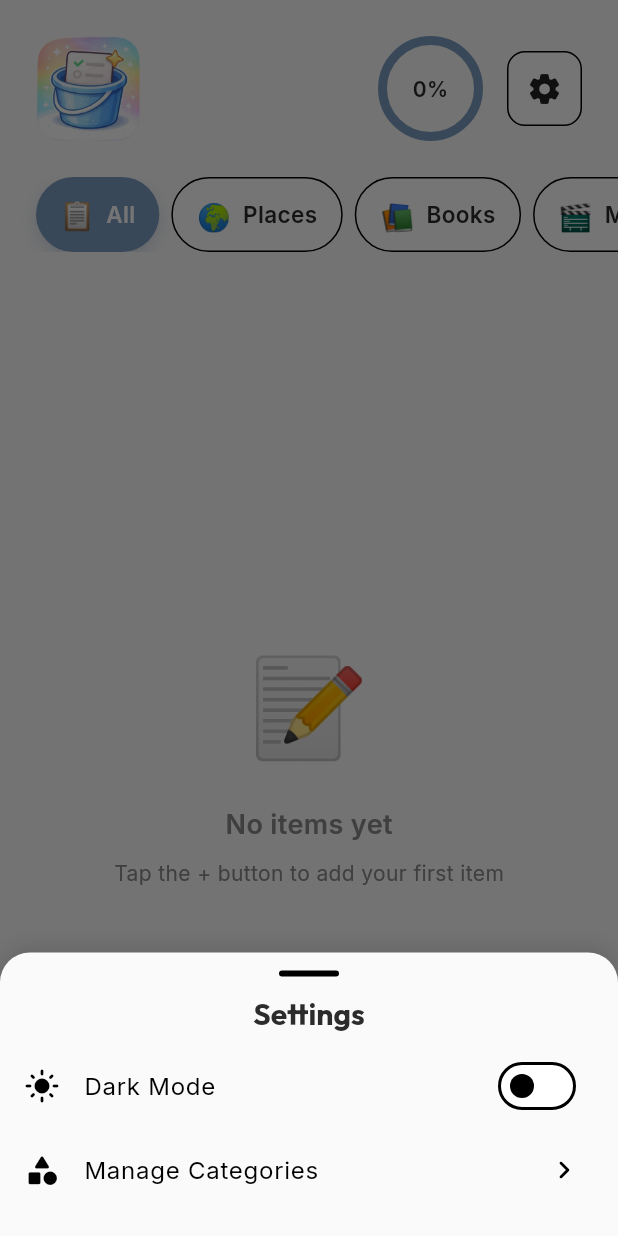
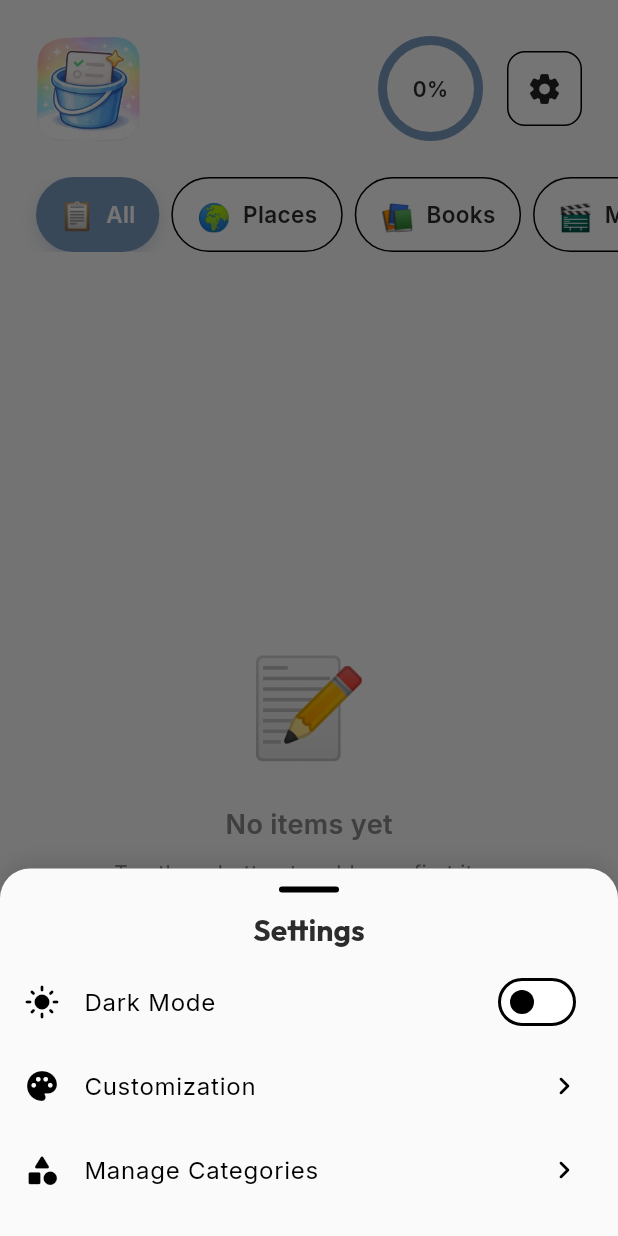
Before and after one commit to rafsal3/Bucketlist, a Flutter app: the screen it shows after launch, after a tap on the "settings" icon, on a phone screen of 412 x 824 dp. Run offline on Flutter 3.47's test engine with Material 3 defaults, Android fonts, the phone set to English and light mode, and no system bars; our stand-ins replace confetti, google_fonts, shared_preferences.

Commit message:
feat: Initialize application with a customizable theme system including light/dark modes and accent color selection.

```diff
--- a/lib/main.dart
+++ b/lib/main.dart
@@ -19,8 +19,8 @@ class MyApp extends StatelessWidget {
         builder: (context, appState, _) {
           return MaterialApp(
             title: 'Neela Bucket',
-            theme: AppTheme.lightTheme,
-            darkTheme: AppTheme.darkTheme,
+            theme: AppTheme.lightTheme(appState.themeColor),
+            darkTheme: AppTheme.darkTheme(appState.themeColor),
             themeMode: appState.isDarkMode ? ThemeMode.dark : ThemeMode.light,
             debugShowCheckedModeBanner: false,
             home: const HomeScreen(),
--- a/lib/screens/home_screen.dart
+++ b/lib/screens/home_screen.dart
@@ -9,6 +9,7 @@ import '../widgets/checklist_item_card.dart';
 import '../widgets/progress_ring.dart';
 
 import 'manage_categories_screen.dart';
+import 'customization_screen.dart';
 
 class HomeScreen extends StatefulWidget {
   const HomeScreen({super.key});
@@ -160,6 +161,20 @@ class _HomeScreenState extends State<HomeScreen> {
                     onChanged: (value) {
                       appState.toggleTheme();
                     },
+                  );
+                },
+              ),
+              ListTile(
+                title: Text('Customization'),
+                leading: Icon(Icons.palette_rounded),
+                trailing: Icon(Icons.chevron_right_rounded),
+                onTap: () {
+                  Navigator.pop(context); // Close the modal
+                  Navigator.push(
+                    context,
+                    MaterialPageRoute(
+                      builder: (context) => CustomizationScreen(),
+                    ),
                   );
                 },
               ),
--- a/lib/theme/app_theme.dart
+++ b/lib/theme/app_theme.dart
@@ -2,28 +2,62 @@ import 'package:flutter/material.dart';
 import 'package:google_fonts/google_fonts.dart';
 
 class AppTheme {
-  // Color Palette - Calm and Minimal
+  // Color Palettes for different themes
+  static const Map<String, Color> accentColors = {
+    'blue': Color(0xFF7C9CBF),
+    'purple': Color(0xFF9B7EBF),
+    'green': Color(0xFF7EBF9B),
+    'orange': Color(0xFFBF9B7E),
+    'pink': Color(0xFFBF7E9B),
+    'teal': Color(0xFF7EBFBF),
+  };
+
+  static const Map<String, Color> accentLightColors = {
+    'blue': Color(0xFFE8EEF5),
+    'purple': Color(0xFFF0E8F5),
+    'green': Color(0xFFE8F5F0),
+    'orange': Color(0xFFF5F0E8),
+    'pink': Color(0xFFF5E8F0),
+    'teal': Color(0xFFE8F5F5),
+  };
+
+  static const Map<String, Color> darkAccentColors = {
+    'blue': Color(0xFF8CAED1),
+    'purple': Color(0xFFAA8DD1),
+    'green': Color(0xFF8DD1AA),
+    'orange': Color(0xFFD1AA8D),
+    'pink': Color(0xFFD18DAA),
+    'teal': Color(0xFF8DD1D1),
+  };
+
+  static const Map<String, Color> darkAccentLightColors = {
+    'blue': Color(0xFF232E3A),
+    'purple': Color(0xFF2E233A),
+    'green': Color(0xFF233A2E),
+    'orange': Color(0xFF3A2E23),
+    'pink': Color(0xFF3A232E),
+    'teal': Color(0xFF233A3A),
+  };
+
+  // Base colors (unchanged)
   static const Color background = Color(0xFFFAFAFA);
   static const Color cardBackground = Color(0xFFFFFFFF);
   static const Color textPrimary = Color(0xFF2C2C2C);
   static const Color textSecondary = Color(0xFF8A8A8A);
-  static const Color accent = Color(0xFF7C9CBF); // Soft blue
-  static const Color accentLight = Color(0xFFE8EEF5);
   static const Color divider = Color(0xFFEEEEEE);
   static const Color completedItem = Color(0xFFB8B8B8);
-  static const Color surface = cardBackground; // Add surface color
+  static const Color surface = cardBackground;
 
-  // Dark Theme Colors
+  // Dark Theme Base Colors
   static const Color darkBackground = Color(0xFF121212);
   static const Color darkCardBackground = Color(0xFF1E1E1E);
   static const Color darkTextPrimary = Color(0xFFE0E0E0);
   static const Color darkTextSecondary = Color(0xFFA0A0A0);
   static const Color darkDivider = Color(0xFF2C2C2C);
-  static const Color darkAccent =
-      Color(0xFF8CAED1); // Slightly lighter for contrast
-  static const Color darkAccentLight = Color(0xFF232E3A);
 
-  static ThemeData get lightTheme {
+  static ThemeData lightTheme(String themeColor) {
+    final accent = accentColors[themeColor] ?? accentColors['blue']!;
+
     return ThemeData(
       useMaterial3: true,
       scaffoldBackgroundColor: background,
@@ -95,7 +129,7 @@ class AppTheme {
           borderRadius: BorderRadius.circular(16),
         ),
       ),
-      inputDecorationTheme: const InputDecorationTheme(
+      inputDecorationTheme: InputDecorationTheme(
         filled: true,
         fillColor: cardBackground,
         border: OutlineInputBorder(
@@ -119,7 +153,10 @@ class AppTheme {
     );
   }
 
-  static ThemeData get darkTheme {
+  static ThemeData darkTheme(String themeColor) {
+    final darkAccent =
+        darkAccentColors[themeColor] ?? darkAccentColors['blue']!;
+
     return ThemeData(
       useMaterial3: true,
       scaffoldBackgroundColor: darkBackground,
@@ -191,7 +228,7 @@ class AppTheme {
           borderRadius: BorderRadius.circular(16),
         ),
       ),
-      inputDecorationTheme: const InputDecorationTheme(
+      inputDecorationTheme: InputDecorationTheme(
         filled: true,
         fillColor: darkCardBackground,
         border: OutlineInputBorder(
```
Also changed, not shown: lib/providers/app_state.dart (+18 -0 lines), lib/screens/customization_screen.dart (added, +127 -0 lines).
